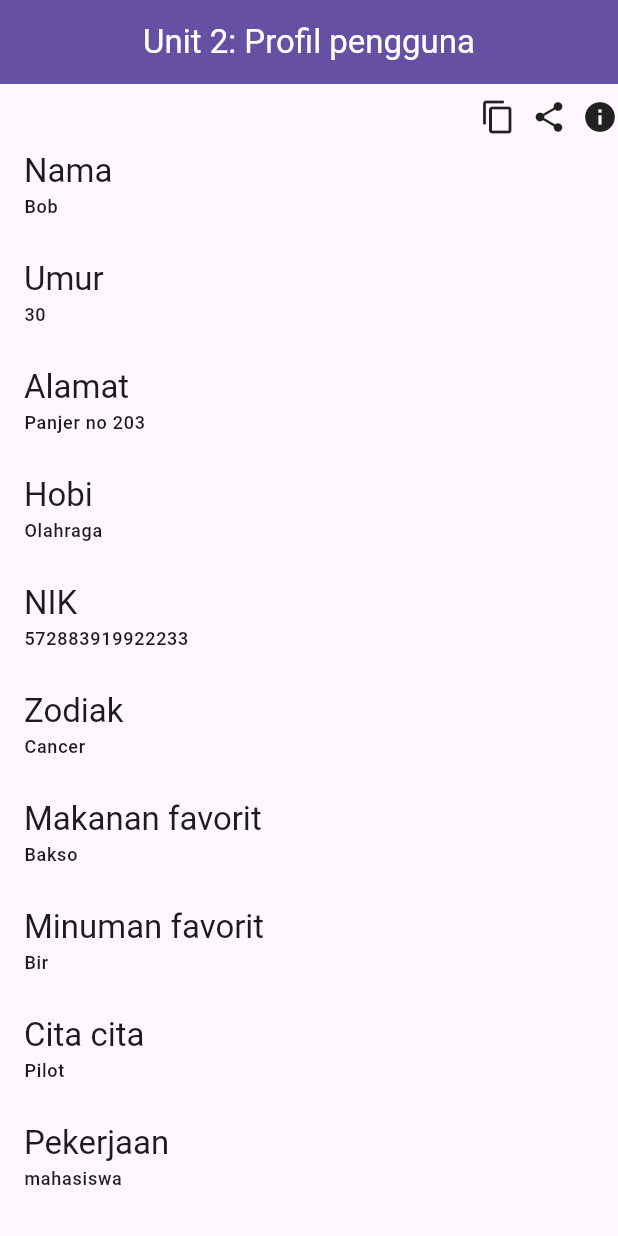
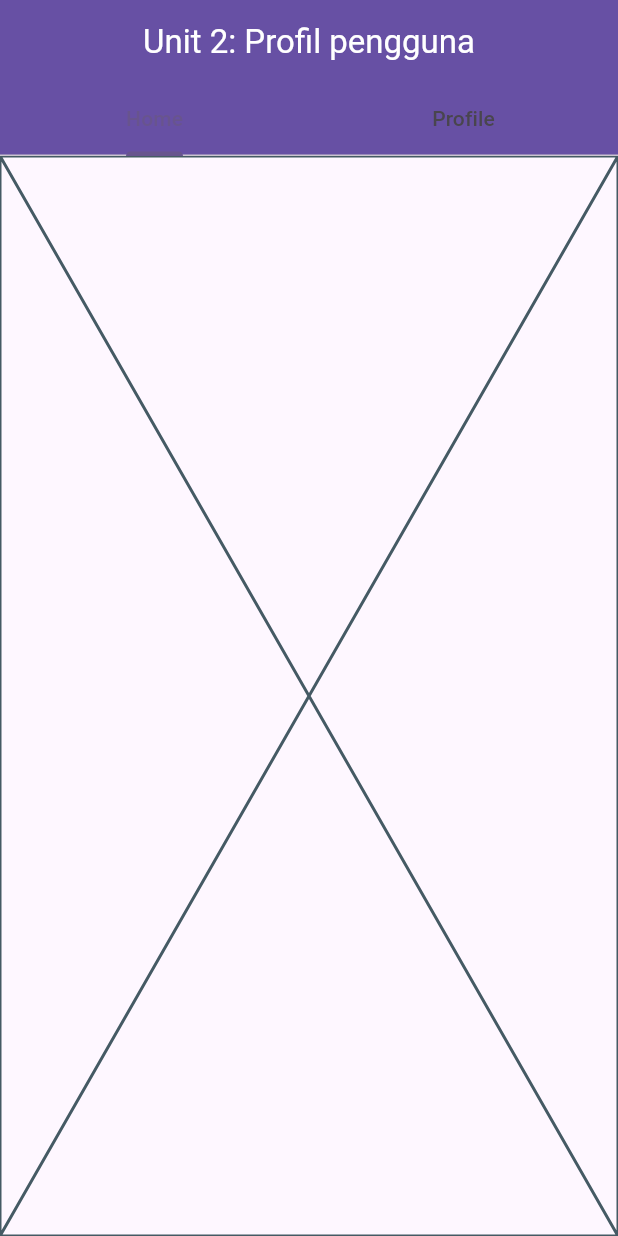
Before and after one commit to inverse9/praktikum_multiplatform_unit_3, a Flutter app: the screen it shows after launch, on a phone screen of 412 x 824 dp. Run offline on Flutter 3.47's test engine with Material 3 defaults, Android fonts, the phone set to English and light mode, and no system bars; missing offline and left inert: dart:js.

```diff
--- a/lib/main.dart
+++ b/lib/main.dart
@@ -30,15 +30,51 @@ class HomePage extends StatelessWidget {
 
   @override
   Widget build(BuildContext context) {
-    return Scaffold(
+    return DefaultTabController(
+      length: 2,
+      child: Scaffold(
         appBar: AppBar(
           title: Text(
             "Unit 2: Profil pengguna",
             style: TextStyle(color: Theme.of(context).colorScheme.onPrimary),
           ),
           centerTitle: true,
+          bottom: TabBar(
+            tabs: [
+              Tab(
+                text: "Home",
               ),
-      body: ListView(
+              Tab(
+                text: "Profile",
+              )
+            ],
+          ),
+        ),
+        body: TabBarView(
+          children: [Dashboard(), Profile()],
+        ),
+      ),
+    );
+  }
+}
+
+class Dashboard extends StatelessWidget {
+  const Dashboard({super.key});
+
+  @override
+  Widget build(BuildContext context) {
+    return const Placeholder();
+  }
+}
+
+class Profile extends StatelessWidget {
+  const Profile({
+    super.key,
+  });
+
+  @override
+  Widget build(BuildContext context) {
+    return ListView(
       children: [
         Image.network(
           "https://staticg.sportskeeda.com/editor/2021/07/67350-16257407612574-800.jpg",
@@ -171,7 +207,6 @@ class HomePage extends StatelessWidget {
           ],
         )
       ],
-      ),
     );
   }
 }
```
Lines whose indentation alone changed are shown as unchanged.
